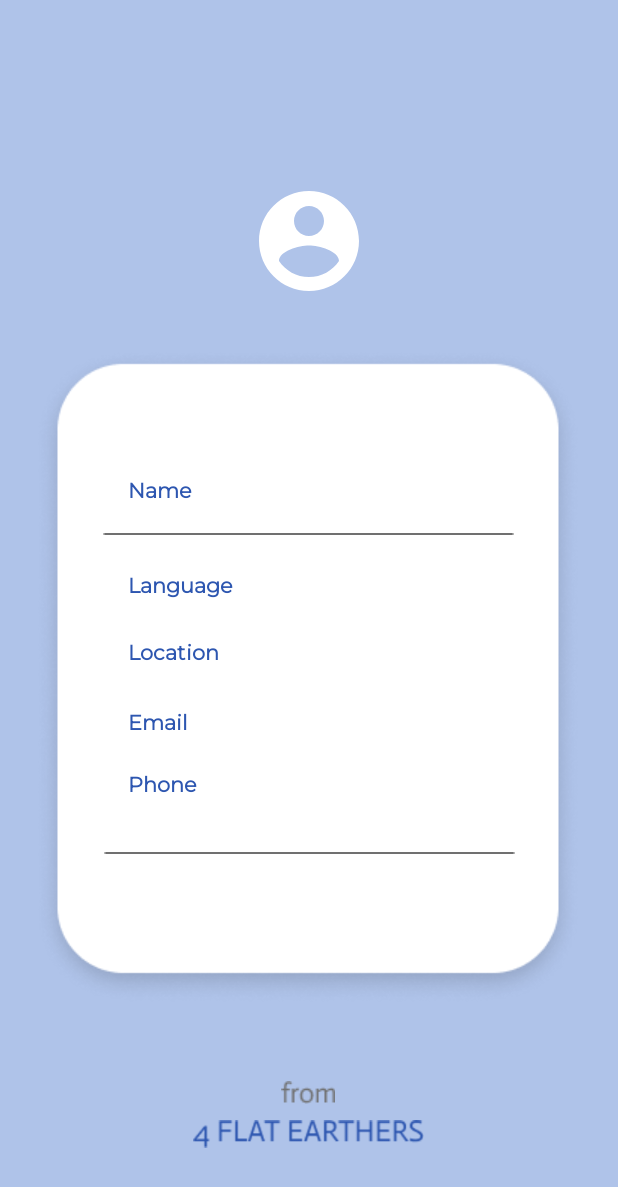
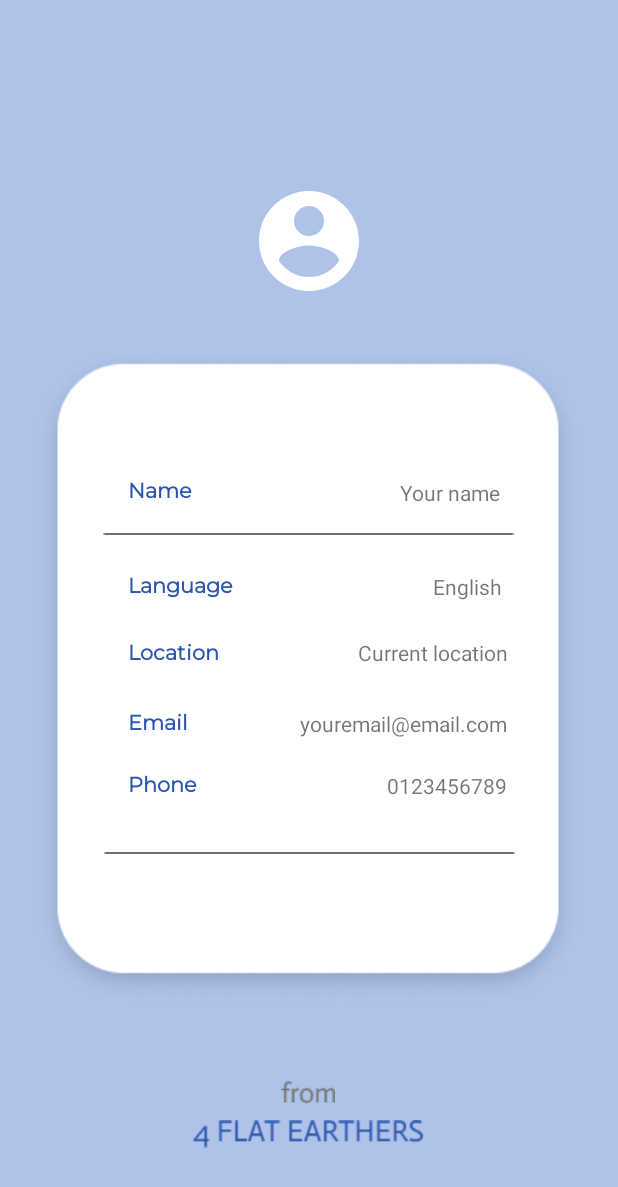
Before and after one commit to JomDobi/JomDobi, an Android app: the layout activity_user_profile.xml on its own in the app's theme, with its tools: preview values and no code run, on a phone screen of 412 x 824 dp. Shown: the top 1187 px of the screen. Run offline under Robolectric (Android 15) with nearby library versions, the phone set to English and light mode, and no system bars.

Commit message:
update profile

```diff
--- a/app/src/main/res/layout/activity_user_profile.xml
+++ b/app/src/main/res/layout/activity_user_profile.xml
@@ -146,4 +146,72 @@
         app:layout_constraintStart_toStartOf="parent"
         app:srcCompat="@drawable/ic_baseline_account_circle_24" />
 
+    <TextView
+        android:id="@+id/textView6"
+        android:layout_width="wrap_content"
+        android:layout_height="wrap_content"
+        android:layout_marginEnd="8dp"
+        android:text="Your name"
+        android:textAlignment="viewEnd"
+        app:layout_constraintBottom_toTopOf="@+id/imageView11"
+        app:layout_constraintEnd_toEndOf="@+id/imageView8"
+        app:layout_constraintHorizontal_bias="0.75"
+        app:layout_constraintStart_toEndOf="@+id/textView"
+        app:layout_constraintTop_toTopOf="@+id/imageView8"
+        app:layout_constraintVertical_bias="0.83" />
+
+    <TextView
+        android:id="@+id/textView7"
+        android:layout_width="wrap_content"
+        android:layout_height="wrap_content"
+        android:layout_marginEnd="8dp"
+        android:text="English"
+        android:textAlignment="viewEnd"
+        app:layout_constraintBottom_toTopOf="@+id/imageView12"
+        app:layout_constraintEnd_toEndOf="@+id/imageView8"
+        app:layout_constraintHorizontal_bias="0.75"
+        app:layout_constraintStart_toEndOf="@+id/textView2"
+        app:layout_constraintTop_toTopOf="@+id/imageView8"
+        app:layout_constraintVertical_bias="0.47000003" />
+
+    <TextView
+        android:id="@+id/textView8"
+        android:layout_width="wrap_content"
+        android:layout_height="wrap_content"
+        android:layout_marginEnd="8dp"
+        android:text="Current location"
+        android:textAlignment="viewEnd"
+        app:layout_constraintBottom_toTopOf="@+id/imageView12"
+        app:layout_constraintEnd_toEndOf="@+id/imageView8"
+        app:layout_constraintHorizontal_bias="0.69"
+        app:layout_constraintStart_toEndOf="@+id/textView3"
+        app:layout_constraintTop_toTopOf="@+id/imageView8"
+        app:layout_constraintVertical_bias="0.61" />
+
+    <TextView
+        android:id="@+id/textView9"
+        android:layout_width="wrap_content"
+        android:layout_height="wrap_content"
+        android:layout_marginEnd="8dp"
+        android:text="youremail@email.com"
+        android:textAlignment="viewEnd"
+        app:layout_constraintBottom_toTopOf="@+id/imageView12"
+        app:layout_constraintEnd_toEndOf="@+id/imageView8"
+        app:layout_constraintHorizontal_bias="0.64"
+        app:layout_constraintStart_toEndOf="@+id/textView4"
+        app:layout_constraintTop_toTopOf="@+id/imageView8"
+        app:layout_constraintVertical_bias="0.76" />
+
+    <TextView
+        android:id="@+id/textView10"
+        android:layout_width="wrap_content"
+        android:layout_height="wrap_content"
+        android:text="0123456789"
+        app:layout_constraintBottom_toTopOf="@+id/imageView12"
+        app:layout_constraintEnd_toEndOf="@+id/imageView8"
+        app:layout_constraintHorizontal_bias="0.72"
+        app:layout_constraintStart_toEndOf="@+id/textView5"
+        app:layout_constraintTop_toTopOf="@+id/imageView8"
+        app:layout_constraintVertical_bias="0.89" />
+
 </android.support.constraint.ConstraintLayout>
```
